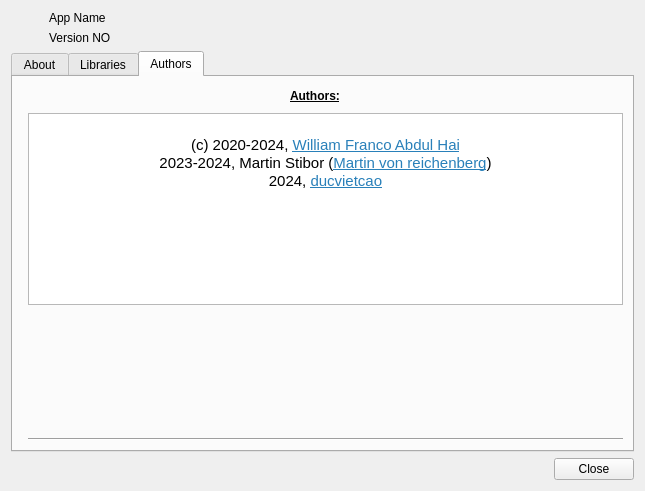
Qt form src/ui/about.ui (baduhai/Koi) before a commit.
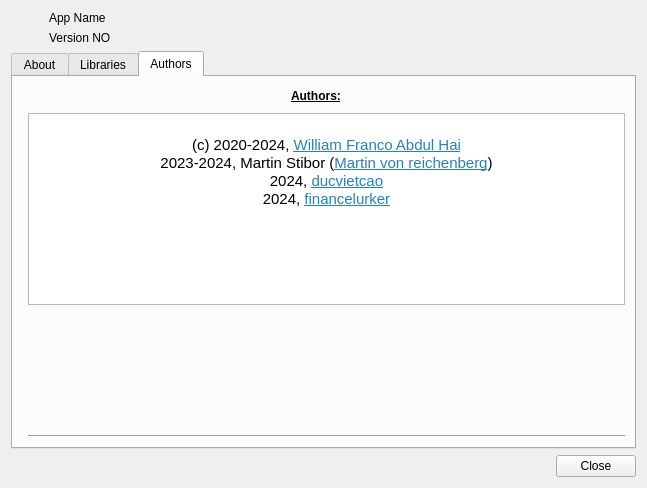
The same form after that commit. The open tabs and pages were chosen to show the change. Icons and pictures are not drawn.

What changed in the file:
```diff
--- a/src/ui/about.ui
+++ b/src/ui/about.ui
@@ -6,8 +6,8 @@
    <rect>
     <x>0</x>
     <y>0</y>
-    <width>645</width>
-    <height>491</height>
+    <width>647</width>
+    <height>488</height>
    </rect>
   </property>
   <property name="sizePolicy">
@@ -283,7 +283,8 @@
 &lt;p align=&quot;center&quot; style=&quot;-qt-paragraph-type:empty; margin-top:0px; margin-bottom:0px; margin-left:0px; margin-right:0px; -qt-block-indent:0; text-indent:0px;&quot;&gt;&lt;br /&gt;&lt;/p&gt;
 &lt;p align=&quot;center&quot; style=&quot; margin-top:0px; margin-bottom:0px; margin-left:0px; margin-right:0px; -qt-block-indent:0; text-indent:0px;&quot;&gt;(c) 2020-2024, &lt;a href=&quot;https://github.com/baduhai&quot;&gt;&lt;span style=&quot; text-decoration: underline; color:#2980b9;&quot;&gt;William Franco Abdul Hai&lt;/span&gt;&lt;/a&gt;&lt;/p&gt;
 &lt;p align=&quot;center&quot; style=&quot; margin-top:0px; margin-bottom:0px; margin-left:0px; margin-right:0px; -qt-block-indent:0; text-indent:0px;&quot;&gt;2023-2024, Martin Stibor (&lt;a href=&quot;https://github.com/MartinVonReichenberg&quot;&gt;&lt;span style=&quot; text-decoration: underline; color:#2980b9;&quot;&gt;Martin von reichenberg&lt;/span&gt;&lt;/a&gt;)&lt;/p&gt;
-&lt;p align=&quot;center&quot; style=&quot; margin-top:0px; margin-bottom:0px; margin-left:0px; margin-right:0px; -qt-block-indent:0; text-indent:0px;&quot;&gt;2024, &lt;a href=&quot;https://github.com/ducvietcao&quot;&gt;&lt;span style=&quot; text-decoration: underline; color:#2980b9;&quot;&gt;ducvietcao&lt;/span&gt;&lt;/a&gt;&lt;/p&gt;&lt;/body&gt;&lt;/html&gt;</string>
+&lt;p align=&quot;center&quot; style=&quot; margin-top:0px; margin-bottom:0px; margin-left:0px; margin-right:0px; -qt-block-indent:0; text-indent:0px;&quot;&gt;2024, &lt;a href=&quot;https://github.com/ducvietcao&quot;&gt;&lt;span style=&quot; text-decoration: underline; color:#2980b9;&quot;&gt;ducvietcao&lt;/span&gt;&lt;/a&gt;&lt;/p&gt;
+&lt;p align=&quot;center&quot; style=&quot; margin-top:0px; margin-bottom:0px; margin-left:0px; margin-right:0px; -qt-block-indent:0; text-indent:0px;&quot;&gt;2024, &lt;a href=&quot;https://github.com/financelurker&quot;&gt;&lt;span style=&quot; text-decoration: underline; color:#2980b9;&quot;&gt;financelurker&lt;/span&gt;&lt;/a&gt;&lt;/p&gt;&lt;/body&gt;&lt;/html&gt;</string>
          </property>
         </widget>
        </item>
```
